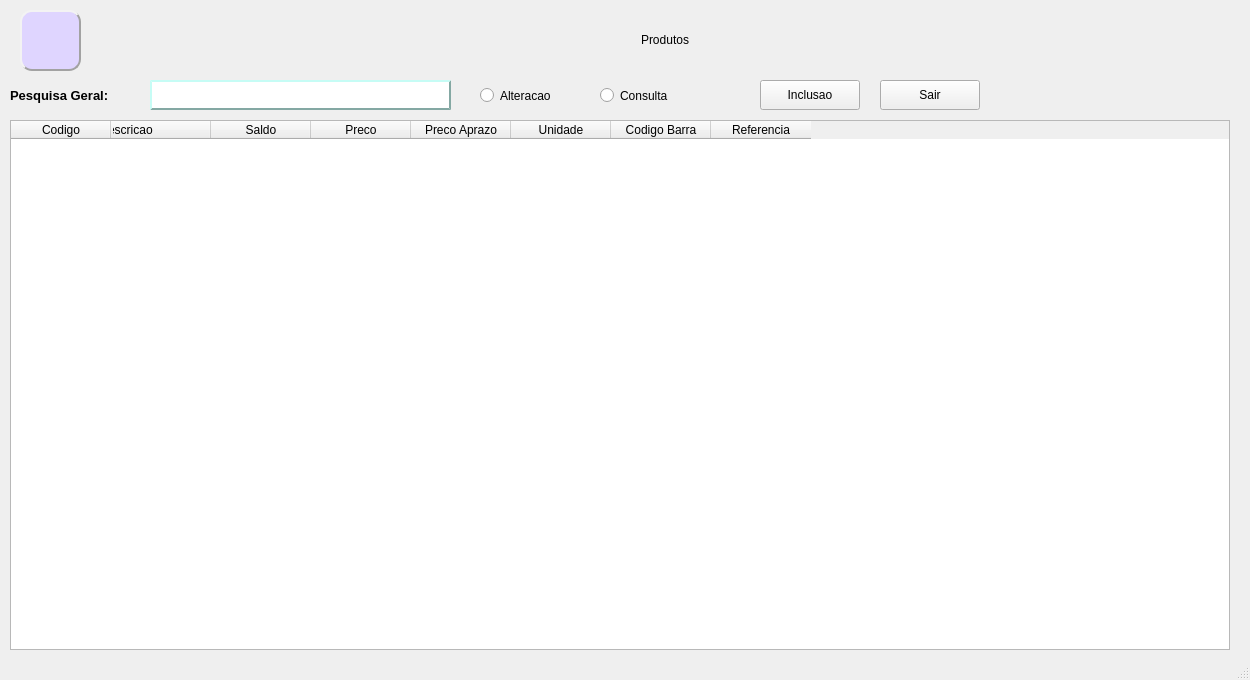
Old version of the form telas/f4_merc.ui in the repository htisistema/SISCOM.
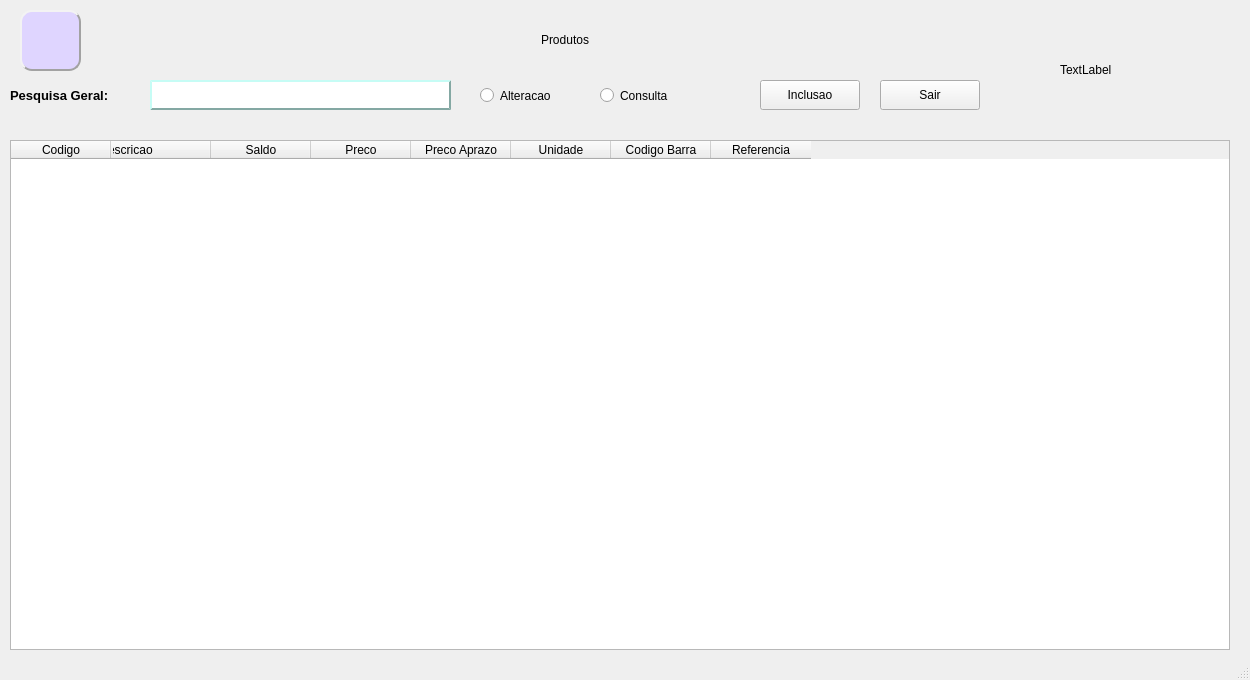
New version of the form. Icons and pictures are not drawn.

The edit to the form file:
```diff
--- a/telas/f4_merc.ui
+++ b/telas/f4_merc.ui
@@ -21,9 +21,9 @@
     <property name="geometry">
      <rect>
       <x>10</x>
-      <y>120</y>
+      <y>140</y>
       <width>1220</width>
-      <height>530</height>
+      <height>510</height>
      </rect>
     </property>
     <property name="styleSheet">
@@ -84,7 +84,7 @@
      <rect>
       <x>100</x>
       <y>10</y>
-      <width>1130</width>
+      <width>930</width>
       <height>60</height>
      </rect>
     </property>
@@ -245,6 +245,19 @@
      <bool>true</bool>
     </property>
    </widget>
+   <widget class="QLabel" name="imagem_produto">
+    <property name="geometry">
+     <rect>
+      <x>1060</x>
+      <y>10</y>
+      <width>170</width>
+      <height>120</height>
+     </rect>
+    </property>
+    <property name="text">
+     <string>TextLabel</string>
+    </property>
+   </widget>
   </widget>
   <widget class="QStatusBar" name="statusBar"/>
  </widget>
```
